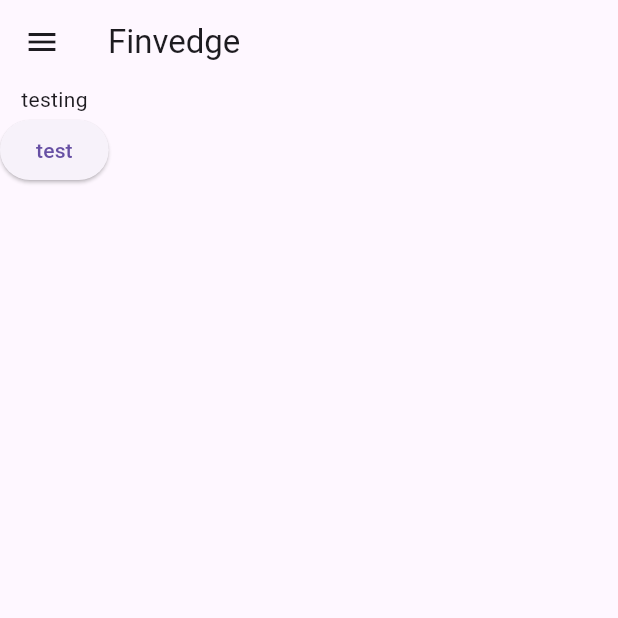
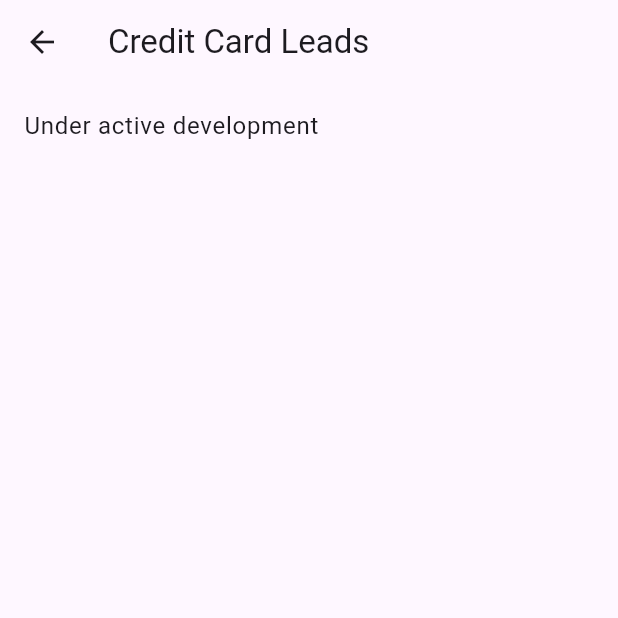
Before and after one commit to finvedge/app.finvedge.com, a Flutter app: the screen it shows after launch, in the side drawer, after a tap on "Credit Card Leads", on a phone screen of 412 x 824 dp, the top half of it. Run offline on Flutter 3.47's test engine with Material 3 defaults, Android fonts, the phone set to English and light mode, and no system bars; our stand-ins replace dio, flutter_riverpod, flutter_secure_storage, get, get_storage, go_router and 1 more; generated files the repository leaves out were written again.

Commit message:
add go router

```diff
--- a/lib/main.dart
+++ b/lib/main.dart
@@ -1,4 +1,4 @@
-import 'package:finvedge/providers/theme_provider.dart';
+import 'package:finvedge/providers/router_provider.dart';
 import 'package:flutter/material.dart';
 import 'package:flutter/foundation.dart';
 import 'package:flutter/material.dart';
@@ -7,14 +7,19 @@ import 'package:flutter_riverpod/flutter_riverpod.dart';
 
 import 'package:get/get.dart';
 import 'package:get_storage/get_storage.dart';
-import 'providers/router_provider.dart';
+import 'package:go_router/go_router.dart';
 
 // import 'src/app.dart';
+import 'providers/theme_provider.dart';
 import 'src/controllers/theme_controller.dart';
-import 'src/screens/splash_screen.dart';
 import 'src/services/api.dart';
 // import 'src/settings/settings_controller.dart';
 // import 'src/settings/settings_service.dart';
+
+import 'screens/splash_screen.dart';
+import 'screens/home_screen.dart';
+import 'screens/auth_screen.dart';
+import 'screens/settings_screen.dart';
 
 void main() async {
   await GetStorage.init();
@@ -52,7 +57,7 @@ class MyApp extends ConsumerWidget {
   @override
   Widget build(BuildContext context, WidgetRef ref) {
     final ThemeMode themeMode = ref.watch(themeProvider);
-    final goRouter = ref.watch(goRouterProvider);
+    final GoRouter goRouter = ref.watch(goRouterProvider);
 
     return MaterialApp.router(
       debugShowCheckedModeBanner: false,
@@ -60,12 +65,10 @@ class MyApp extends ConsumerWidget {
       theme: ThemeData.light(useMaterial3: true),
       darkTheme: ThemeData.dark(useMaterial3: true),
       locale: const Locale('en'),
-      // fallbackLocale: const Locale('en'),
       scrollBehavior: MyCustomScrollBehavior(),
-      routerConfig: goRouter,
       // routerDelegate: goRouter.routerDelegate,
       // routeInformationParser: goRouter.routeInformationParser,
-      // home: SplashScreen(),
+      routerConfig: goRouter,
     );
   }
 }
--- a/lib/providers/router_provider.dart
+++ b/lib/providers/router_provider.dart
@@ -1,3 +1,4 @@
+import 'package:finvedge/screens/credit_card_leads_screen.dart';
 import 'package:flutter/material.dart';
 import 'package:go_router/go_router.dart';
 import 'package:flutter_riverpod/flutter_riverpod.dart';
@@ -5,27 +6,51 @@ import 'package:flutter_riverpod/flutter_riverpod.dart';
 
 import '../screens/settings_screen.dart';
 import '../screens/home_screen.dart';
+import '../screens/error_404_screen.dart';
+import '../screens/auth_screen.dart';
 
 final goRouterProvider = Provider<GoRouter>((ref) {
+  String? redirect(BuildContext context) {
+    return null;
+  }
+
   return GoRouter(
     debugLogDiagnostics: true,
     initialLocation: '/',
     routes: [
       GoRoute(
         path: '/',
+        name: 'home',
         builder: (BuildContext context, GoRouterState state) {
-
           return HomeScreen();
         },
         routes: [
           GoRoute(
             path: 'settings',
-            builder: (BuildContext context, GoRouterState state) =>
-                SettingsScreen(),
+            name: 'settings',
+            builder: (context, state) =>
+                const SettingsScreen(),
+          ),
+          GoRoute(
+            path: 'auth',
+            name: 'auth',
+            redirect: (context, state) => redirect(context),
+            builder: (context, state) {
+              return const AuthScreen();
+            },
+          ),
+          GoRoute(
+            path: 'credit-card-leads',
+            name: 'credit-card-leads',
+            redirect: (context, state) => redirect(context),
+            builder: (context, state) {
+              return const CreditCardLeadsScreen();
+            },
           ),
         ],
       ),
     ],
+    errorBuilder: (BuildContext context, GoRouterState state) => const Error404Screen(),
     // redirect: (context, state) async {
     //   final prefs = await SharedPreferences.getInstance();
     //   final lastLocation = prefs.getString('lastLocation') ?? '/';
--- /dev/null
+++ b/lib/screens/credit_card_leads_screen.dart
@@ -0,0 +1,31 @@
+import 'package:flutter/material.dart';
+
+class CreditCardLeadsScreen extends StatelessWidget {
+  const CreditCardLeadsScreen({super.key});
+
+  @override
+  Widget build(BuildContext context) {
+    return Scaffold(
+      appBar: AppBar(
+        title: const Text('Credit Card Leads'),
+      ),
+      body: SingleChildScrollView(
+        child: Column(
+          children: [
+            ListTile(
+              title: const Text('Under active development'),
+              onTap: () {
+              },
+            ),
+            // SwitchListTile(
+            //   value: true,
+            //   onChanged: (isChecked) {},
+            //   title: const Text(''),
+            //   subtitle: const Text('Only included gluten free meals'),
+            // ),
+          ],
+        ),
+      ),
+    );
+  }
+}
--- a/lib/screens/home_screen.dart
+++ b/lib/screens/home_screen.dart
@@ -13,16 +13,14 @@ class HomeScreen extends StatelessWidget {
         title: const Text('Finvedge'),
       ),
       drawer: const MyDrawer(),
-      body: SingleChildScrollView(
+      body: const SingleChildScrollView(
+        padding: EdgeInsets.only(left: 16, right: 16),
         child: Column(
           children: [
-            Text('testing'),
-            ElevatedButton(
-              onPressed: () {
-                context.go('/settings');
-                // GoRouter.of(context).go('/settings');
-              },
-              child: Text('test'),
+            SizedBox(height: 16),
+            Text(
+              'Under active development',
+              textAlign: TextAlign.center,
             ),
           ],
         ),
--- a/lib/widgets/drawer.dart
+++ b/lib/widgets/drawer.dart
@@ -1,3 +1,4 @@
+import 'package:finvedge/helpers/navigation.dart';
 import 'package:flutter/material.dart';
 import 'package:go_router/go_router.dart';
 
@@ -9,39 +10,32 @@ class MyDrawer extends StatelessWidget {
     return Drawer(
       child: ListView(
         children: [
-          // UserAccountsDrawerHeader(
-          //   accountName: Text(
-          //       _authController.isLoggedIn.value ? _authController.user.value.name : 'Welcome Guest'),
-          //   accountEmail: Text(
-          //       _authController.isLoggedIn.value ? _authController.user.value.email : ''),
-          //   currentAccountPicture: CircleAvatar(
-          //     backgroundImage: NetworkImage(_authController.isLoggedIn.value
-          //         ? _authController.user.value.image
-          //         : 'https://dummyimage.com/300&text=+'),
-          //   ),
-          //   decoration: const BoxDecoration(
-          //     color: Colors.black,
-          //     image: DecorationImage(
-          //       image: AssetImage('assets/images/drawer_header.jpg'),
-          //       fit: BoxFit.cover,
-          //     ),
-          //   ),
+          const UserAccountsDrawerHeader(
+            accountName: Text('Welcome Guest'),
+            accountEmail: Text(''),
+            // currentAccountPicture: CircleAvatar(
+            //   backgroundImage: NetworkImage('https://dummyimage.com/300&text=+'),
+            // ),
+            decoration: BoxDecoration(
+              color: Colors.black,
+              image: DecorationImage(
+                image: AssetImage('assets/images/drawer_header.jpg'),
+                fit: BoxFit.cover,
+              ),
+            ),
             //   // otherAccountsPictures: [
             //   //   CircleAvatar(
             //   //     backgroundColor: Colors.white,
             //   //     backgroundImage: NetworkImage('https://dummyimage.com/90'),
             //   //   )
             //   // ],
-          // ),
+          ),
           ListTile(
             title: const Text('Credit Card Leads'),
             leading: const Icon(Icons.sticky_note_2_sharp),
             onTap: () {
               Navigator.pop(context);
-              // Get.to(
-              //   () => NotesScreen(),
-              //   preventDuplicates: true,
-              // );
+              context.goNamed('credit-card-leads');
             },
           ),
           ListTile(
@@ -49,11 +43,7 @@ class MyDrawer extends StatelessWidget {
             title: const Text('Settings'),
             onTap: () {
               Navigator.pop(context);
-              context.go('/settings');
-              // Get.to(
-              //   () => SettingsScreen(),
-              //   preventDuplicates: true,
-              // );
+              context.goNamed('settings');
             },
           ),
           ListTile(
@@ -61,17 +51,7 @@ class MyDrawer extends StatelessWidget {
             leading: const Icon(Icons.person),
             onTap: () {
               Navigator.pop(context);
-              // if (_authController.isLoggedIn.value) {
-              //   Get.to(
-              //     () => AccountScreen(),
-              //     preventDuplicates: true,
-              //   );
-              // } else {
-              //   // Get.to(
-              //   //   () => AuthScreen(),
-              //   //   preventDuplicates: true,
-              //   // );
-              // }
+              context.goNamed('auth');
             },
           ),
         ],
--- a/pubspec.yaml
+++ b/pubspec.yaml
@@ -21,6 +21,7 @@ dependencies:
   riverpod_annotation: ^2.3.5
   shared_preferences: ^2.3.1
   flutter_secure_storage: ^9.2.2
+  url_launcher: ^6.3.0
 
   get: ^4.6.6
   get_storage: ^2.1.1
```
Also changed, not shown: lib/helpers/navigation.dart (added, +63 -0 lines), lib/providers/auth_provider.dart (added, +97 -0 lines), lib/screens/account_screen.dart (added, +10 -0 lines), lib/screens/auth_screen.dart (added, +186 -0 lines), lib/screens/error_404_screen.dart (added, +41 -0 lines), lib/screens/splash_screen.dart (+19 -2 lines), pubspec.lock, 5 other files. Lines whose indentation alone changed are shown as unchanged.
